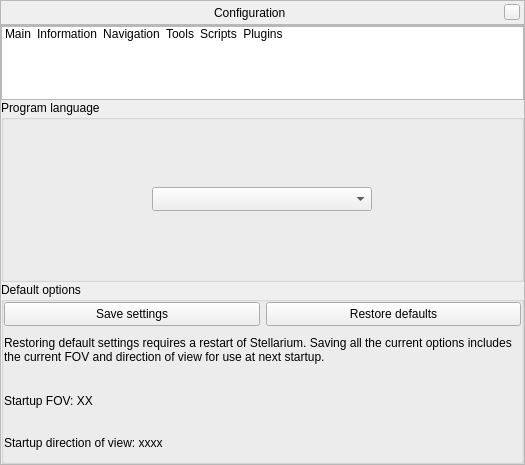
Above: src/gui/configurationDialog.ui from 519984307/stellarium_src before the change. Below: the same form after it.
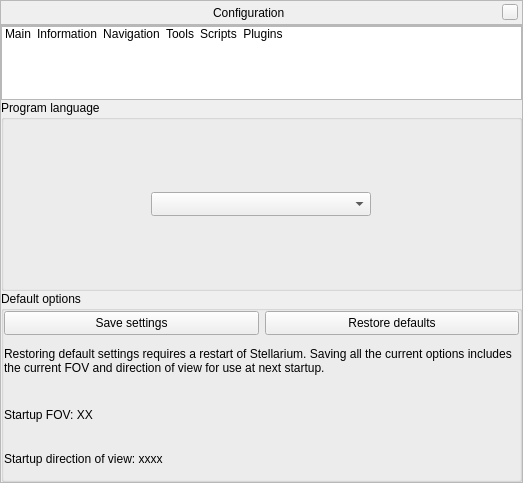
That is the form after the change. Icons and pictures are not drawn. Custom widgets are drawn as their Qt base class.

Commit message: night mode corrections for icons of tabs

Diff of the .ui file:
```diff
--- a/src/gui/configurationDialog.ui
+++ b/src/gui/configurationDialog.ui
@@ -6,8 +6,8 @@
    <rect>
     <x>0</x>
     <y>0</y>
-    <width>525</width>
-    <height>465</height>
+    <width>523</width>
+    <height>483</height>
    </rect>
   </property>
   <layout class="QVBoxLayout">
```
Left out of the diff: 10 changed lines with no effect on the pictures. The commit also changes 6 other files.
